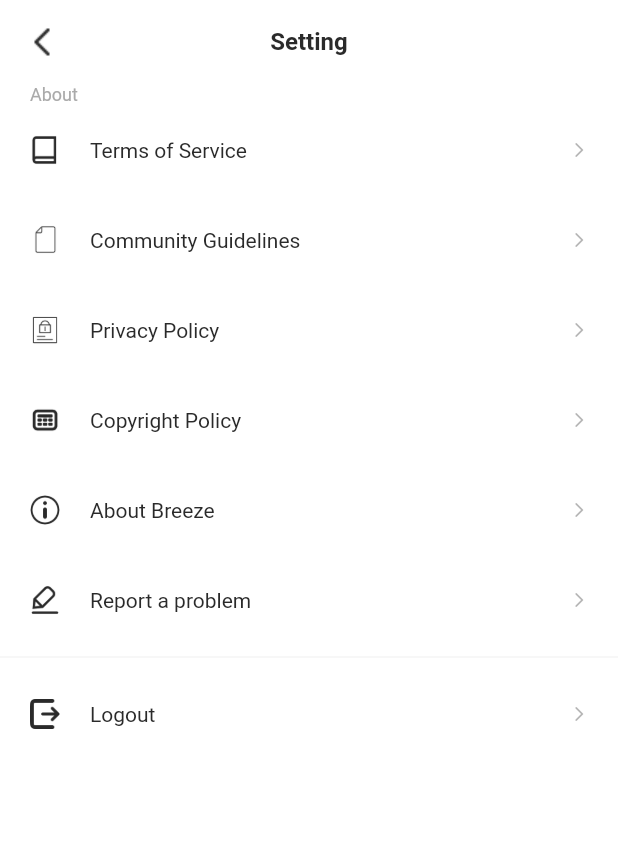
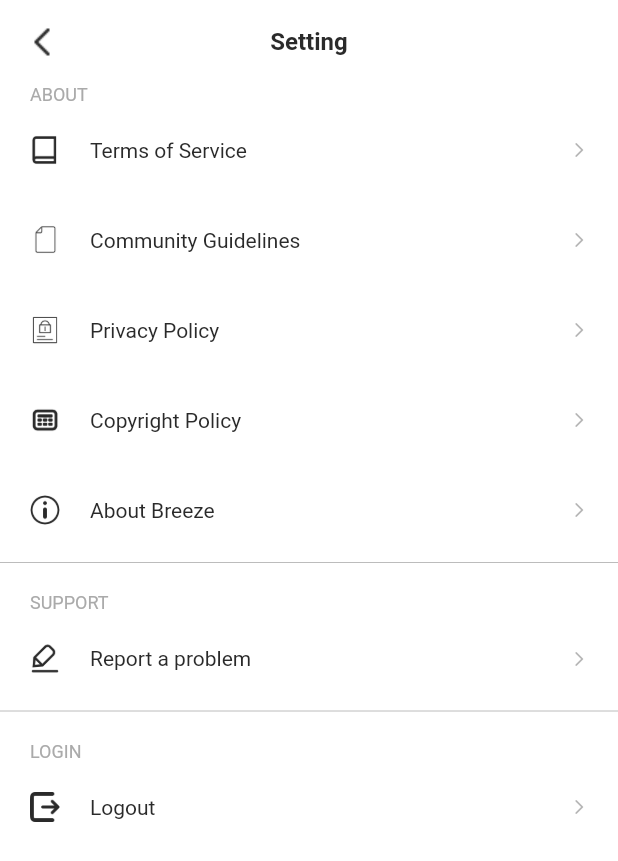
Before and after one commit to zhangqi444/toktik, a Flutter app: the SettingPage screen opened by its route, on a phone screen of 412 x 824 dp. Shown: the top 861 px of the screen. Run offline on Flutter 3.47's test engine with Material 2 defaults, Android fonts, the phone set to English and light mode, and no system bars; our stand-ins replace cached_network_image, camera, dio, email_validator, flutter_easyloading, get and 10 more; missing offline and left inert: amplify_analytics_pinpoint, amplify_api, amplify_auth_cognito, amplify_datastore, amplify_datastore_plugin_interface, amplify_flutter and 1 more; accounts and stored records are empty.

Commit message:
refine setting page UI issue.

```diff
--- a/lib/common/strings.dart
+++ b/lib/common/strings.dart
@@ -1,5 +1,9 @@
 const String APP_NAME = "Breeze";
 
+
+const SETTING_HEADER_ABOUT = "ABOUT";
+const SETTING_HEADER_SUPPORT = "SUPPORT";
+const SETTING_HEADER_LOGIN = "LOGIN";
 const SETTING_ABOUT = "About $APP_NAME";
 const SETTING_TERMS_OF_SERVICE = "Terms of Service";
 const SETTING_COMMUNITY_GUIDELINES = "Community Guidelines";
--- a/lib/page/setting_page.dart
+++ b/lib/page/setting_page.dart
@@ -41,6 +41,23 @@ class _SettingPageState extends State<SettingPage> {
     );
   }
 
+  _getHeader(String text) {
+    return Padding(
+        padding: EdgeInsets.only(left: 20,right: 20),
+        child: Text(text, style: TextStyle(color: ColorRes.light_background_sub_color,fontSize: 12),)
+    );
+  }
+
+  _getDivider() {
+    return Container(
+      height: 10,
+      margin: EdgeInsets.only(bottom: 15),
+      child: Divider(
+        color: ColorRes.light_foreground_color.withAlpha(80),
+      )
+    );
+  }
+
   _getBody(BuildContext context) {
     return Container(
       width: MediaQuery.of(context).size.width,
@@ -70,9 +87,7 @@ class _SettingPageState extends State<SettingPage> {
             // ItemTurnWidget(img: 'assets/images/share_app_toutiao.webp',title: '头条主页',onClick: (){EasyLoading.showToast('功能待开发');},),
             // ItemTurnWidget(img: 'assets/images/fensi.png',title: '粉丝',onClick: (){EasyLoading.showToast('功能待开发');},),
             // Divider(color: ColorRes.color_2.withAlpha(20),),
-            Padding(
-                padding: EdgeInsets.only(left: 20,right: 20),
-                child: Text('About',style: TextStyle(color: ColorRes.light_background_sub_color,fontSize: 12),)),
+            _getHeader(SETTING_HEADER_ABOUT),
             // ItemTurnWidget(img: 'assets/images/ad.png',title: '广告反馈与设置',onClick: (){EasyLoading.showToast('功能待开发');},),
             ItemTurnWidget(img: 'assets/images/user_service.png',title: SETTING_TERMS_OF_SERVICE, onClick: (){
               Get.toNamed(Routers.webView, arguments: {"url": "https://www.getbreeze.me/terms"} );
@@ -89,17 +104,21 @@ class _SettingPageState extends State<SettingPage> {
             ItemTurnWidget(img: 'assets/images/setting_about.png',title: SETTING_ABOUT, onClick: () {
               Get.toNamed(Routers.webView, arguments: {"url": "https://getbreeze.me"} );
             }),
-            ItemTurnWidget(img: 'assets/images/setting_feedback.png',title: SETTING_REPORT_PROBLEM, onClick: () {
-              Get.toNamed(Routers.webView, arguments: {"url": "https://www.getbreeze.me/contact"} );
-            }),
             // ItemTurnWidget(img: 'assets/images/setting_delete.png',title: '清理占用空间',onClick: (){EasyLoading.showToast('功能待开发');},),
-            Divider(color: ColorRes.light_foreground_color.withAlpha(20),),
+
             // ItemTurnWidget(img: 'assets/images/setting_exchange.png',title: '切换账号',onClick: (){
             //
             //   // SPUtil.remove(SPKeys.userUid);
             //   // SPUtil.remove(SPKeys.token);
             //
             //   Get.offNamed(Routers.login);},),
+            _getDivider(),
+            _getHeader(SETTING_HEADER_SUPPORT),
+            ItemTurnWidget(img: 'assets/images/setting_feedback.png',title: SETTING_REPORT_PROBLEM, onClick: () {
+              Get.toNamed(Routers.webView, arguments: {"url": "https://www.getbreeze.me/contact"} );
+            }),
+            _getDivider(),
+            _getHeader(SETTING_HEADER_LOGIN),
             ItemTurnWidget(img: 'assets/images/setting_logout.png',title: SETTING_LOGOUT, onClick: () async {
               await loginController.logout();
               Get.offNamedUntil(Routers.login, ModalRoute.withName(Routers.scroll));
```
